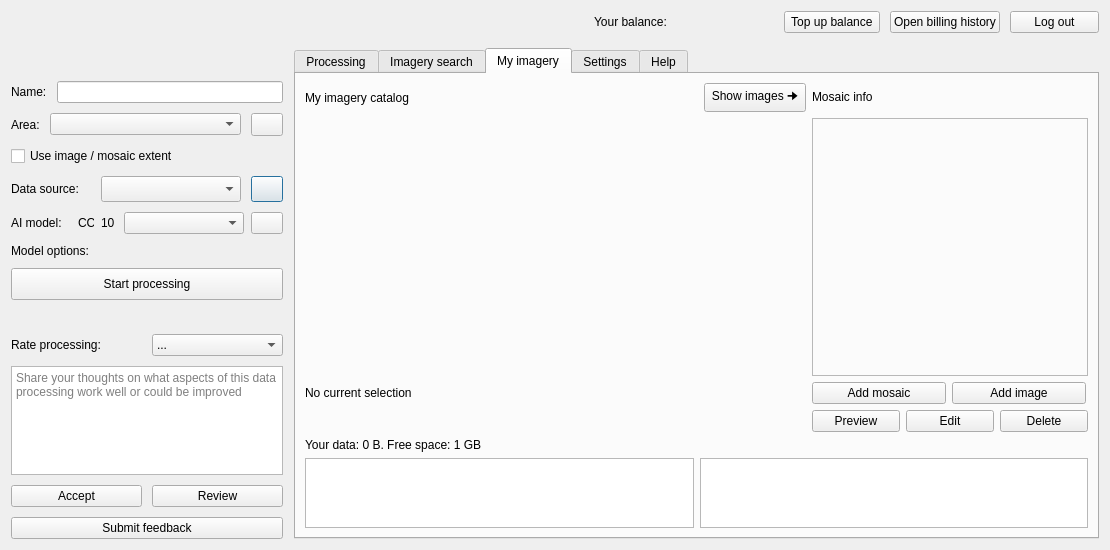
Qt form mapflow/dialogs/static/ui/main_dialog.ui (Geoalert/mapflow-qgis) before a commit.
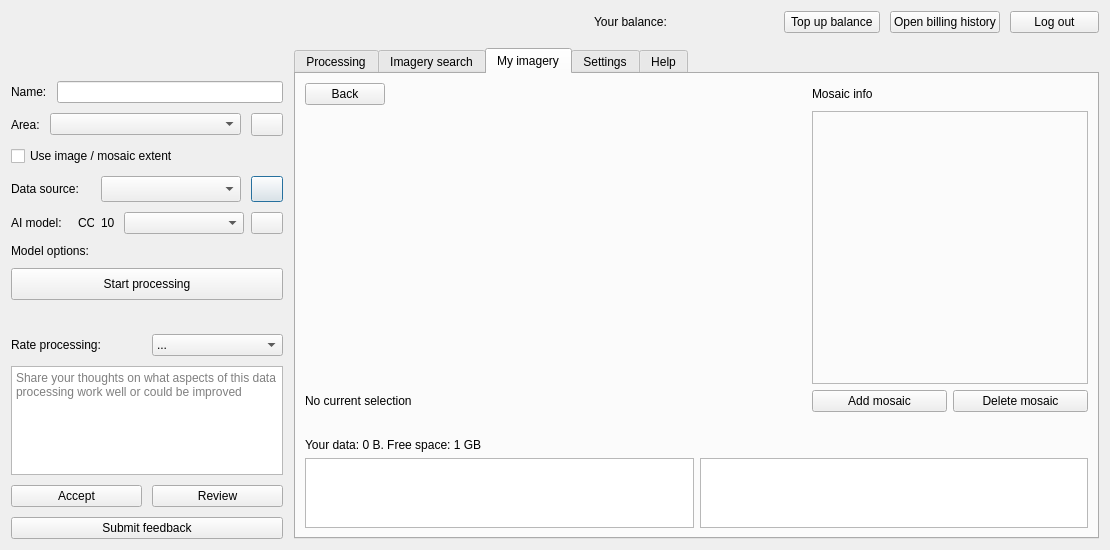
The same form after that commit. The open tabs and pages were chosen to show the change. Icons and pictures are not drawn. Custom widgets are drawn as their Qt base class.

Commit message: Buttons in table cells

```diff
--- a/mapflow/dialogs/static/ui/main_dialog.ui
+++ b/mapflow/dialogs/static/ui/main_dialog.ui
@@ -1352,112 +1352,6 @@
             <layout class="QHBoxLayout" name="horizontalLayout_11">
              <item>
               <layout class="QGridLayout" name="gridLayout_6">
-               <item row="7" column="0">
-                <layout class="QHBoxLayout" name="horizontalLayout_18">
-                 <item>
-                  <widget class="QLabel" name="catalogInfo">
-                   <property name="text">
-                    <string/>
-                   </property>
-                   <property name="alignment">
-                    <set>Qt::AlignLeading|Qt::AlignLeft|Qt::AlignVCenter</set>
-                   </property>
-                   <property name="margin">
-                    <number>0</number>
-                   </property>
-                   <property name="indent">
-                    <number>-1</number>
-                   </property>
-                  </widget>
-                 </item>
-                </layout>
-               </item>
-               <item row="7" column="2">
-                <layout class="QHBoxLayout" name="horizontalLayout_15">
-                 <property name="sizeConstraint">
-                  <enum>QLayout::SetMaximumSize</enum>
-                 </property>
-                 <item>
-                  <widget class="QPushButton" name="previewCatalogButton">
-                   <property name="maximumSize">
-                    <size>
-                     <width>88</width>
-                     <height>16777215</height>
-                    </size>
-                   </property>
-                   <property name="text">
-                    <string>Preview</string>
-                   </property>
-                  </widget>
-                 </item>
-                 <item>
-                  <widget class="QPushButton" name="editCatalogButton">
-                   <property name="maximumSize">
-                    <size>
-                     <width>88</width>
-                     <height>16777215</height>
-                    </size>
-                   </property>
-                   <property name="text">
-                    <string>Edit</string>
-                   </property>
-                  </widget>
-                 </item>
-                 <item>
-                  <widget class="QPushButton" name="deleteCatalogButton">
-                   <property name="maximumSize">
-                    <size>
-                     <width>88</width>
-                     <height>16777215</height>
-                    </size>
-                   </property>
-                   <property name="text">
-                    <string>Delete</string>
-                   </property>
-                  </widget>
-                 </item>
-                </layout>
-               </item>
-               <item row="0" column="0">
-                <layout class="QHBoxLayout" name="horizontalLayout_14">
-                 <item>
-                  <widget class="QLabel" name="label_6">
-                   <property name="text">
-                    <string>My imagery catalog</string>
-                   </property>
-                  </widget>
-                 </item>
-                 <item>
-                  <spacer name="horizontalSpacer_8">
-                   <property name="orientation">
-                    <enum>Qt::Horizontal</enum>
-                   </property>
-                   <property name="sizeHint" stdset="0">
-                    <size>
-                     <width>40</width>
-                     <height>20</height>
-                    </size>
-                   </property>
-                  </spacer>
-                 </item>
-                 <item>
-                  <widget class="QPushButton" name="switchTablesButton">
-                   <property name="maximumSize">
-                    <size>
-                     <width>16777215</width>
-                     <height>16777215</height>
-                    </size>
-                   </property>
-                   <property name="layoutDirection">
-                    <enum>Qt::LeftToRight</enum>
-                   </property>
-                   <property name="text">
-                    <string> Show images 🠊 </string>
-                   </property>
-                  </widget>
-                 </item>
-                </layout>
-               </item>
                <item row="4" column="2">
                 <widget class="QFrame" name="verticalFrame">
                  <property name="minimumSize">
@@ -1510,43 +1404,6 @@
                  </layout>
                 </widget>
                </item>
-               <item row="4" column="0">
-                <layout class="QVBoxLayout" name="catalogTableLayout">
-                 <property name="rightMargin">
-                  <number>0</number>
-                 </property>
-                </layout>
-               </item>
-               <item row="6" column="2">
-                <layout class="QHBoxLayout" name="horizontalLayout_16">
-                 <item>
-                  <widget class="QPushButton" name="addMosaicButton">
-                   <property name="maximumSize">
-                    <size>
-                     <width>134</width>
-                     <height>16777215</height>
-                    </size>
-                   </property>
-                   <property name="text">
-                    <string>Add mosaic</string>
-                   </property>
-                  </widget>
-                 </item>
-                 <item>
-                  <widget class="QPushButton" name="addImageButton">
-                   <property name="maximumSize">
-                    <size>
-                     <width>134</width>
-                     <height>16777215</height>
-                    </size>
-                   </property>
-                   <property name="text">
-                    <string>Add image</string>
-                   </property>
-                  </widget>
-                 </item>
-                </layout>
-               </item>
                <item row="0" column="2">
                 <layout class="QHBoxLayout" name="horizontalLayout_17">
                  <property name="topMargin">
@@ -1573,6 +1430,43 @@
                  </item>
                 </layout>
                </item>
+               <item row="6" column="2">
+                <layout class="QHBoxLayout" name="horizontalLayout_16">
+                 <item>
+                  <widget class="QPushButton" name="addMosaicButton">
+                   <property name="maximumSize">
+                    <size>
+                     <width>16777215</width>
+                     <height>16777215</height>
+                    </size>
+                   </property>
+                   <property name="text">
+                    <string>Add mosaic</string>
+                   </property>
+                  </widget>
+                 </item>
+                 <item>
+                  <widget class="QPushButton" name="deleteCatalogButton">
+                   <property name="maximumSize">
+                    <size>
+                     <width>16777215</width>
+                     <height>16777215</height>
+                    </size>
+                   </property>
+                   <property name="text">
+                    <string>Delete mosaic</string>
+                   </property>
+                  </widget>
+                 </item>
+                </layout>
+               </item>
+               <item row="4" column="0">
+                <layout class="QVBoxLayout" name="catalogTableLayout">
+                 <property name="rightMargin">
+                  <number>0</number>
+                 </property>
+                </layout>
+               </item>
                <item row="6" column="0">
                 <widget class="QLabel" name="catalogSelectionLabel">
                  <property name="sizePolicy">
@@ -1601,6 +1495,59 @@
                  </property>
                 </widget>
                </item>
+               <item row="7" column="0">
+                <layout class="QHBoxLayout" name="horizontalLayout_18">
+                 <item>
+                  <widget class="QLabel" name="catalogInfo">
+                   <property name="text">
+                    <string/>
+                   </property>
+                   <property name="alignment">
+                    <set>Qt::AlignLeading|Qt::AlignLeft|Qt::AlignVCenter</set>
+                   </property>
+                   <property name="margin">
+                    <number>0</number>
+                   </property>
+                   <property name="indent">
+                    <number>-1</number>
+                   </property>
+                  </widget>
+                 </item>
+                </layout>
+               </item>
+               <item row="0" column="0">
+                <layout class="QHBoxLayout" name="horizontalLayout_14">
+                 <item>
+                  <widget class="QPushButton" name="showMosaicsButton">
+                   <property name="maximumSize">
+                    <size>
+                     <width>16777215</width>
+                     <height>16777215</height>
+                    </size>
+                   </property>
+                   <property name="layoutDirection">
+                    <enum>Qt::LeftToRight</enum>
+                   </property>
+                   <property name="text">
+                    <string>Back</string>
+                   </property>
+                  </widget>
+                 </item>
+                 <item>
+                  <spacer name="horizontalSpacer_8">
+                   <property name="orientation">
+                    <enum>Qt::Horizontal</enum>
+                   </property>
+                   <property name="sizeHint" stdset="0">
+                    <size>
+                     <width>40</width>
+                     <height>20</height>
+                    </size>
+                   </property>
+                  </spacer>
+                 </item>
+                </layout>
+               </item>
               </layout>
              </item>
             </layout>
```
The commit also changes 6 other files.
